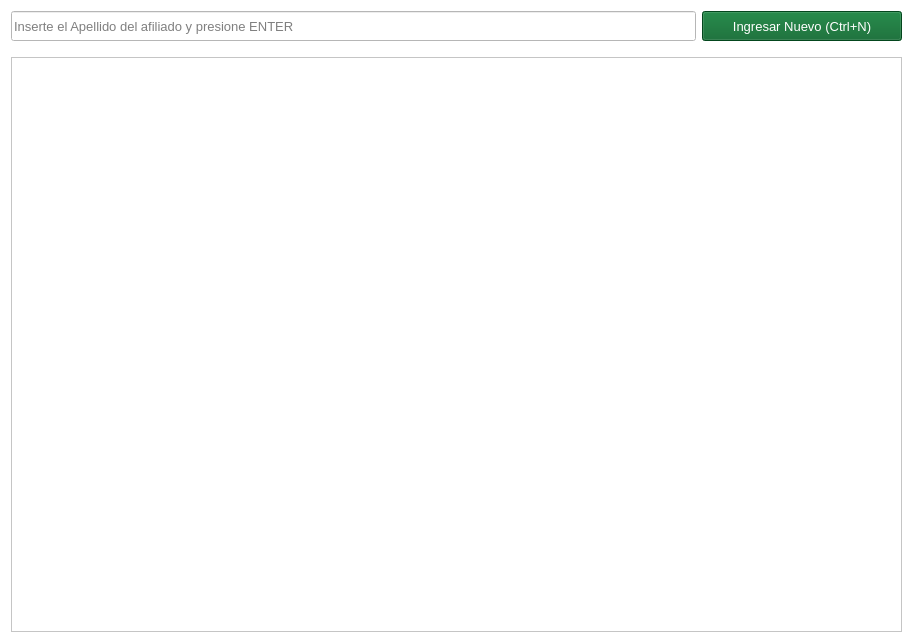
This is gui/listas/listaAfiliados.ui in shae-ra/sindicato as Qt 5 draws it before an edit. The edited form follows.
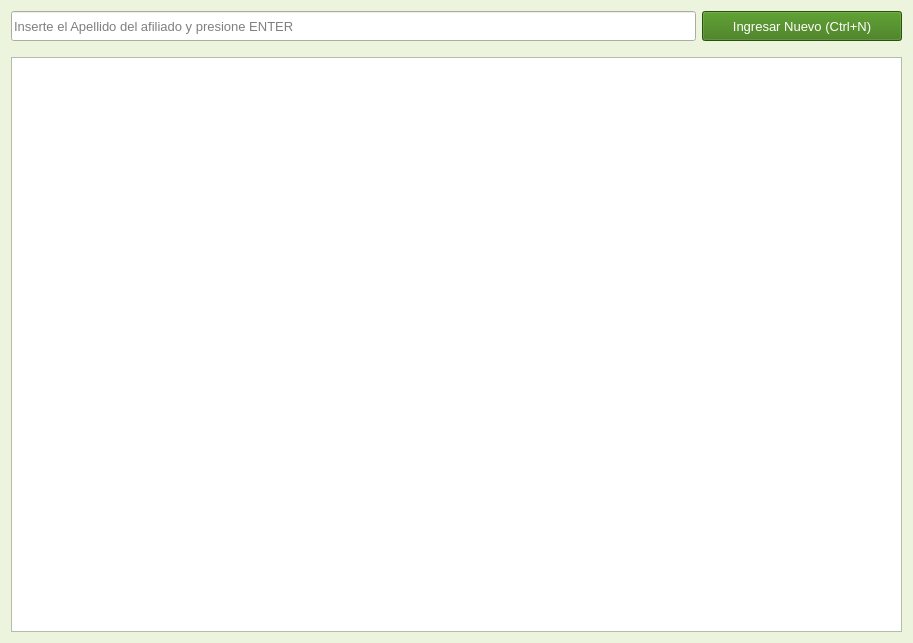
This is the edited form. Icons and pictures are not drawn.

Patch:
```diff
--- a/gui/listas/listaAfiliados.ui
+++ b/gui/listas/listaAfiliados.ui
@@ -25,9 +25,9 @@
      <colorrole role="Button">
       <brush brushstyle="SolidPattern">
        <color alpha="255">
-        <red>255</red>
-        <green>255</green>
-        <blue>255</blue>
+        <red>237</red>
+        <green>244</green>
+        <blue>221</blue>
        </color>
       </brush>
      </colorrole>
@@ -43,27 +43,27 @@
      <colorrole role="Midlight">
       <brush brushstyle="SolidPattern">
        <color alpha="255">
-        <red>255</red>
-        <green>255</green>
-        <blue>255</blue>
+        <red>246</red>
+        <green>249</green>
+        <blue>238</blue>
        </color>
       </brush>
      </colorrole>
      <colorrole role="Dark">
       <brush brushstyle="SolidPattern">
        <color alpha="255">
-        <red>127</red>
-        <green>127</green>
-        <blue>127</blue>
+        <red>118</red>
+        <green>122</green>
+        <blue>110</blue>
        </color>
       </brush>
      </colorrole>
      <colorrole role="Mid">
       <brush brushstyle="SolidPattern">
        <color alpha="255">
-        <red>170</red>
-        <green>170</green>
-        <blue>170</blue>
+        <red>158</red>
+        <green>163</green>
+        <blue>147</blue>
        </color>
       </brush>
      </colorrole>
@@ -106,9 +106,9 @@
      <colorrole role="Window">
       <brush brushstyle="SolidPattern">
        <color alpha="255">
-        <red>255</red>
-        <green>255</green>
-        <blue>255</blue>
+        <red>237</red>
+        <green>244</green>
+        <blue>221</blue>
        </color>
       </brush>
      </colorrole>
@@ -124,9 +124,9 @@
      <colorrole role="AlternateBase">
       <brush brushstyle="SolidPattern">
        <color alpha="255">
-        <red>255</red>
-        <green>255</green>
-        <blue>255</blue>
+        <red>246</red>
+        <green>249</green>
+        <blue>238</blue>
        </color>
       </brush>
      </colorrole>
@@ -162,9 +162,9 @@
      <colorrole role="Button">
       <brush brushstyle="SolidPattern">
        <color alpha="255">
-        <red>255</red>
-        <green>255</green>
-        <blue>255</blue>
+        <red>237</red>
+        <green>244</green>
+        <blue>221</blue>
        </color>
       </brush>
      </colorrole>
@@ -180,27 +180,27 @@
      <colorrole role="Midlight">
       <brush brushstyle="SolidPattern">
        <color alpha="255">
-        <red>255</red>
-        <green>255</green>
-        <blue>255</blue>
+        <red>246</red>
+        <green>249</green>
+        <blue>238</blue>
        </color>
       </brush>
      </colorrole>
      <colorrole role="Dark">
       <brush brushstyle="SolidPattern">
        <color alpha="255">
-        <red>127</red>
-        <green>127</green>
-        <blue>127</blue>
+        <red>118</red>
+        <green>122</green>
+        <blue>110</blue>
        </color>
       </brush>
      </colorrole>
      <colorrole role="Mid">
       <brush brushstyle="SolidPattern">
        <color alpha="255">
-        <red>170</red>
-        <green>170</green>
-        <blue>170</blue>
+        <red>158</red>
+        <green>163</green>
+        <blue>147</blue>
        </color>
       </brush>
      </colorrole>
@@ -243,9 +243,9 @@
      <colorrole role="Window">
       <brush brushstyle="SolidPattern">
        <color alpha="255">
-        <red>255</red>
-        <green>255</green>
-        <blue>255</blue>
+        <red>237</red>
+        <green>244</green>
+        <blue>221</blue>
        </color>
       </brush>
      </colorrole>
@@ -261,9 +261,9 @@
      <colorrole role="AlternateBase">
       <brush brushstyle="SolidPattern">
        <color alpha="255">
-        <red>255</red>
-        <green>255</green>
-        <blue>255</blue>
+        <red>246</red>
+        <green>249</green>
+        <blue>238</blue>
        </color>
       </brush>
      </colorrole>
@@ -290,18 +290,18 @@
      <colorrole role="WindowText">
       <brush brushstyle="SolidPattern">
        <color alpha="255">
-        <red>127</red>
-        <green>127</green>
-        <blue>127</blue>
+        <red>118</red>
+        <green>122</green>
+        <blue>110</blue>
        </color>
       </brush>
      </colorrole>
      <colorrole role="Button">
       <brush brushstyle="SolidPattern">
        <color alpha="255">
-        <red>255</red>
-        <green>255</green>
-        <blue>255</blue>
+        <red>237</red>
+        <green>244</green>
+        <blue>221</blue>
        </color>
       </brush>
      </colorrole>
@@ -317,36 +317,36 @@
      <colorrole role="Midlight">
       <brush brushstyle="SolidPattern">
        <color alpha="255">
-        <red>255</red>
-        <green>255</green>
-        <blue>255</blue>
+        <red>246</red>
+        <green>249</green>
+        <blue>238</blue>
        </color>
       </brush>
      </colorrole>
      <colorrole role="Dark">
       <brush brushstyle="SolidPattern">
        <color alpha="255">
-        <red>127</red>
-        <green>127</green>
-        <blue>127</blue>
+        <red>118</red>
+        <green>122</green>
+        <blue>110</blue>
        </color>
       </brush>
      </colorrole>
      <colorrole role="Mid">
       <brush brushstyle="SolidPattern">
        <color alpha="255">
-        <red>170</red>
-        <green>170</green>
-        <blue>170</blue>
+        <red>158</red>
+        <green>163</green>
+        <blue>147</blue>
        </color>
       </brush>
      </colorrole>
      <colorrole role="Text">
       <brush brushstyle="SolidPattern">
        <color alpha="255">
-        <red>127</red>
-        <green>127</green>
-        <blue>127</blue>
+        <red>118</red>
+        <green>122</green>
+        <blue>110</blue>
        </color>
       </brush>
      </colorrole>
@@ -362,27 +362,27 @@
      <colorrole role="ButtonText">
       <brush brushstyle="SolidPattern">
        <color alpha="255">
-        <red>127</red>
-        <green>127</green>
-        <blue>127</blue>
+        <red>118</red>
+        <green>122</green>
+        <blue>110</blue>
        </color>
       </brush>
      </colorrole>
      <colorrole role="Base">
       <brush brushstyle="SolidPattern">
        <color alpha="255">
-        <red>255</red>
-        <green>255</green>
-        <blue>255</blue>
+        <red>237</red>
+        <green>244</green>
+        <blue>221</blue>
        </color>
       </brush>
      </colorrole>
      <colorrole role="Window">
       <brush brushstyle="SolidPattern">
        <color alpha="255">
-        <red>255</red>
-        <green>255</green>
-        <blue>255</blue>
+        <red>237</red>
+        <green>244</green>
+        <blue>221</blue>
        </color>
       </brush>
      </colorrole>
@@ -398,9 +398,9 @@
      <colorrole role="AlternateBase">
       <brush brushstyle="SolidPattern">
        <color alpha="255">
-        <red>255</red>
-        <green>255</green>
-        <blue>255</blue>
+        <red>237</red>
+        <green>244</green>
+        <blue>221</blue>
        </color>
       </brush>
      </colorrole>
@@ -492,13 +492,14 @@
        </property>
        <property name="styleSheet">
         <string notr="true">#btn_nuevo{
-background-color:#046228;
-color: #ffffff
+background-color:#37760D;
+color: #FFFFFF;
 }
 
 #btn_nuevo:hover{
 background-color:#149144;
 }
+
 </string>
        </property>
        <property name="text">
```
Left out of the diff: 2 changed lines with no effect on the pictures.
